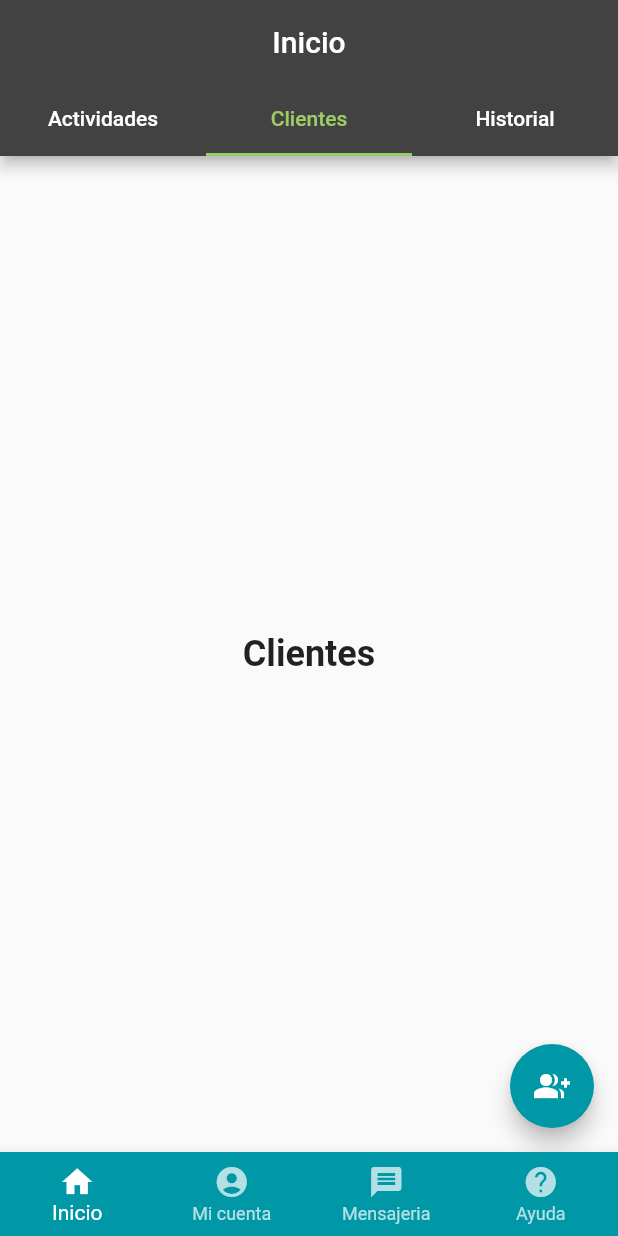
After one commit to josequezada03/GO, a Flutter app: the screen it shows after launch, tab 2 chosen, after a tap on the "group add" icon, on a phone screen of 412 x 824 dp. The commit adds this screen. Run offline on Flutter 3.47's test engine with Material 2 defaults, Android fonts, the phone set to English and light mode, and no system bars; network calls fail.

Commit message:
nuevos cambios

```diff
--- a/lib/screens/bottom_navigation_bar_screens/ayuda.dart
+++ b/lib/screens/bottom_navigation_bar_screens/ayuda.dart
@@ -12,10 +12,9 @@ class _AyudaState extends State<Ayuda> {
   Widget build(BuildContext context) {
     return Scaffold(
       appBar: AppBar(
-        leading: BackButton(),
         title: Text('Ayuda'),
         centerTitle: true,
-        backgroundColor: Colors.cyan.shade700,
+        backgroundColor: Colors.grey.shade800,
       ),
       body: Center(
         child: Text(
--- a/lib/screens/bottom_navigation_bar_screens/editar_mi_cuenta.dart
+++ b/lib/screens/bottom_navigation_bar_screens/editar_mi_cuenta.dart
@@ -23,6 +23,9 @@ class _EditarMiCuentaState extends State<EditarMiCuenta> {
         padding: EdgeInsets.symmetric(horizontal: 32),
         physics: BouncingScrollPhysics(),
         children: [
+          SizedBox(
+            height: 25,
+          ),
           ProfileWidget(
             imagePath: user.imagePath,
             isEdit: true,
--- /dev/null
+++ b/lib/screens/bottom_navigation_bar_screens/inicio.dart
@@ -0,0 +1,42 @@
+import 'package:flutter/material.dart';
+import 'package:gp_app/screens/tab_bar_pages/actividades.dart';
+import 'package:gp_app/screens/tab_bar_pages/clientes.dart';
+import 'package:gp_app/screens/tab_bar_pages/historial.dart';
+
+class Inicio extends StatefulWidget {
+  const Inicio({Key? key}) : super(key: key);
+
+  @override
+  _InicioState createState() => _InicioState();
+}
+
+class _InicioState extends State<Inicio> {
+  @override
+  Widget build(BuildContext context) => DefaultTabController(
+        length: 3,
+        child: Scaffold(
+          appBar: AppBar(
+            title: Text('Inicio'),
+            centerTitle: true,
+            backgroundColor: Colors.grey.shade800,
+            bottom: TabBar(
+              tabs: [
+                Tab(text: 'Actividades'),
+                Tab(text: 'Clientes'),
+                Tab(text: 'Historial'),
+              ],
+              labelColor: Colors.lightGreen.shade400,
+              unselectedLabelColor: Colors.white,
+              indicatorColor: Colors.lightGreen.shade400,
+            ),
+          ),
+          body: TabBarView(
+            children: [
+              Actividades(),
+              Clientes(),
+              Historial(),
+            ],
+          ),
+        ),
+      );
+}
--- a/lib/screens/bottom_navigation_bar_screens/mensajeria.dart
+++ b/lib/screens/bottom_navigation_bar_screens/mensajeria.dart
@@ -12,10 +12,15 @@ class _MensajeriaState extends State<Mensajeria> {
   Widget build(BuildContext context) {
     return Scaffold(
       appBar: AppBar(
-        leading: BackButton(),
         title: Text('Mensajeria'),
         centerTitle: true,
-        backgroundColor: Colors.cyan.shade700,
+        backgroundColor: Colors.grey.shade800,
+        actions: [
+          IconButton(
+            onPressed: () {},
+            icon: Icon(Icons.search),
+          ),
+        ],
       ),
       body: Center(
         child: Text(
--- a/lib/screens/bottom_navigation_bar_screens/mi_cuenta.dart
+++ b/lib/screens/bottom_navigation_bar_screens/mi_cuenta.dart
@@ -18,10 +18,17 @@ class _MiCuentaState extends State<MiCuenta> {
     final user = UserPreferences.myUser;
 
     return Scaffold(
-      appBar: buildAppBar(context),
+      appBar: AppBar(
+        title: Text('Mi cuenta'),
+        centerTitle: true,
+        backgroundColor: Colors.grey.shade800,
+      ),
       body: ListView(
         physics: BouncingScrollPhysics(),
         children: [
+          const SizedBox(
+            height: 25,
+          ),
           ProfileWidget(
             imagePath: user.imagePath,
             onClicked: () {
@@ -36,6 +43,10 @@ class _MiCuentaState extends State<MiCuenta> {
             height: 60,
           ),
           buildAbout(user),
+          const SizedBox(
+            height: 70,
+          ),
+          buildLogOffButton(),
         ],
       ),
     );
@@ -75,3 +86,13 @@ class _MiCuentaState extends State<MiCuenta> {
         ),
       );
 }
+
+Widget buildLogOffButton() => Container(
+      padding: EdgeInsets.fromLTRB(180, 10, 180, 30),
+      child: ElevatedButton(
+        style: ElevatedButton.styleFrom(
+            minimumSize: Size(100, 40), primary: Colors.cyan.shade700),
+        onPressed: () {},
+        child: Text('Cerrar sesión'),
+      ),
+    );
--- a/lib/screens/homepage.dart
+++ b/lib/screens/homepage.dart
@@ -1,6 +1,7 @@
 import 'package:flutter/material.dart';
 import 'package:gp_app/screens/bottom_navigation_bar_screens/ayuda.dart';
 import 'package:gp_app/screens/bottom_navigation_bar_screens/editar_mi_cuenta.dart';
+import 'package:gp_app/screens/bottom_navigation_bar_screens/inicio.dart';
 import 'package:gp_app/screens/bottom_navigation_bar_screens/mensajeria.dart';
 import 'package:gp_app/screens/bottom_navigation_bar_screens/mi_cuenta.dart';
 import 'package:gp_app/utils/user_preferences.dart';
@@ -17,6 +18,7 @@ class _homepageState extends State<homepage> {
 
   int currentIndex = 0;
   final screens = [
+    Inicio(),
     MiCuenta(),
     Mensajeria(),
     Ayuda(),
@@ -42,8 +44,13 @@ class _homepageState extends State<homepage> {
         children: screens,
       ),
       bottomNavigationBar: BottomNavigationBar(
-        backgroundColor: Colors.cyan.shade600,
+        type: BottomNavigationBarType.fixed,
+        backgroundColor: Colors.cyan.shade700,
         items: const <BottomNavigationBarItem>[
+          BottomNavigationBarItem(
+            icon: Icon(Icons.home),
+            label: 'Inicio',
+          ),
           BottomNavigationBarItem(
             icon: Icon(Icons.account_circle),
             label: 'Mi cuenta',
@@ -59,6 +66,7 @@ class _homepageState extends State<homepage> {
         ],
         currentIndex: currentIndex,
         selectedItemColor: Colors.white,
+        unselectedItemColor: Colors.white70,
         onTap: (index) => setState(() => currentIndex = index),
       ),
     );
--- /dev/null
+++ b/lib/screens/tab_bar_pages/actividades.dart
@@ -0,0 +1,29 @@
+import 'package:flutter/material.dart';
+
+class Actividades extends StatefulWidget {
+  const Actividades({Key? key}) : super(key: key);
+
+  @override
+  _ActividadesState createState() => _ActividadesState();
+}
+
+class _ActividadesState extends State<Actividades> {
+  @override
+  Widget build(BuildContext context) {
+    return Scaffold(
+      body: Container(
+        child: Center(
+          child: Text(
+            'Actividades',
+            style: TextStyle(fontSize: 24, fontWeight: FontWeight.bold),
+          ),
+        ),
+      ),
+      floatingActionButton: FloatingActionButton(
+        onPressed: () {},
+        backgroundColor: Colors.cyan.shade700,
+        child: const Icon(Icons.edit),
+      ),
+    );
+  }
+}
--- /dev/null
+++ b/lib/screens/tab_bar_pages/clientes.dart
@@ -0,0 +1,29 @@
+import 'package:flutter/material.dart';
+
+class Clientes extends StatefulWidget {
+  const Clientes({Key? key}) : super(key: key);
+
+  @override
+  _ClientesState createState() => _ClientesState();
+}
+
+class _ClientesState extends State<Clientes> {
+  @override
+  Widget build(BuildContext context) {
+    return Scaffold(
+      body: Container(
+        child: Center(
+          child: Text(
+            'Clientes',
+            style: TextStyle(fontSize: 24, fontWeight: FontWeight.bold),
+          ),
+        ),
+      ),
+      floatingActionButton: FloatingActionButton(
+        onPressed: () {},
+        backgroundColor: Colors.cyan.shade700,
+        child: const Icon(Icons.group_add),
+      ),
+    );
+  }
+}
--- /dev/null
+++ b/lib/screens/tab_bar_pages/historial.dart
@@ -0,0 +1,24 @@
+import 'package:flutter/material.dart';
+
+class Historial extends StatefulWidget {
+  const Historial({Key? key}) : super(key: key);
+
+  @override
+  _HistorialState createState() => _HistorialState();
+}
+
+class _HistorialState extends State<Historial> {
+  @override
+  Widget build(BuildContext context) {
+    return Scaffold(
+      body: Container(
+        child: Center(
+          child: Text(
+            'Historial',
+            style: TextStyle(fontSize: 24, fontWeight: FontWeight.bold),
+          ),
+        ),
+      ),
+    );
+  }
+}
--- a/lib/utils/user_preferences.dart
+++ b/lib/utils/user_preferences.dart
@@ -3,10 +3,10 @@ import 'package:gp_app/model/user.dart';
 
 class UserPreferences {
   static const myUser = User(
-    imagePath: 'assets/yoda.jfif',
+    imagePath: 'assets/animado.webp',
     name: 'Jose Quezada',
     email: 'Jose@grupooriente.com',
     about:
-        'Lorem ipsum dolor sit amet, consectetur adipisicing elit, sed do eiusmod tempor incididunt ut labore et dolore magna aliqua. Ut enim ad minim veniam, quis nostrud exercitation ullamco laboris nisi ut aliquip ex ea commodo consequat. Duis aute irure dolor in reprehenderit in voluptate velit esse cillum dolore eu fugiat nulla pariatur. Excepteur sint occaecat cupidatat non proident, sunt in culpa qui officia deserunt mollit anim id est laborum.',
+        'Lorem ipsum dolor sit amet, Duis aute irure dolor in reprehenderit in voluptate velit esse cillum dolore eu fugiat nulla pariatur. Excepteur sint occaecat cupidatat non proident.',
   );
 }
--- a/lib/widget/appbar_widget.dart
+++ b/lib/widget/appbar_widget.dart
@@ -2,10 +2,13 @@ import 'package:flutter/material.dart';
 
 AppBar buildAppBar(BuildContext context) {
   return AppBar(
-    title: Text('Mi cuenta'),
     centerTitle: true,
     leading: BackButton(),
     elevation: 0,
-    backgroundColor: Colors.cyan.shade700,
+    backgroundColor: Colors.grey.shade800,
+    title: Text(
+      'Mi cuenta',
+      style: TextStyle(color: Colors.lightGreen.shade600),
+    ),
   );
 }
--- a/pubspec.yaml
+++ b/pubspec.yaml
@@ -60,6 +60,7 @@ flutter:
   # To add assets to your application, add an assets section, like this:
   assets:
   - assets/
+  - assets/animado.webp
   #   - images/a_dot_burr.jpeg
   #   - images/a_dot_ham.jpeg
 
```
Also changed, not shown: assets/animado.png (added), assets/animado.webp (added), lib/screens/bottom_navigation_bar_screens/Actividades.dart (deleted).
